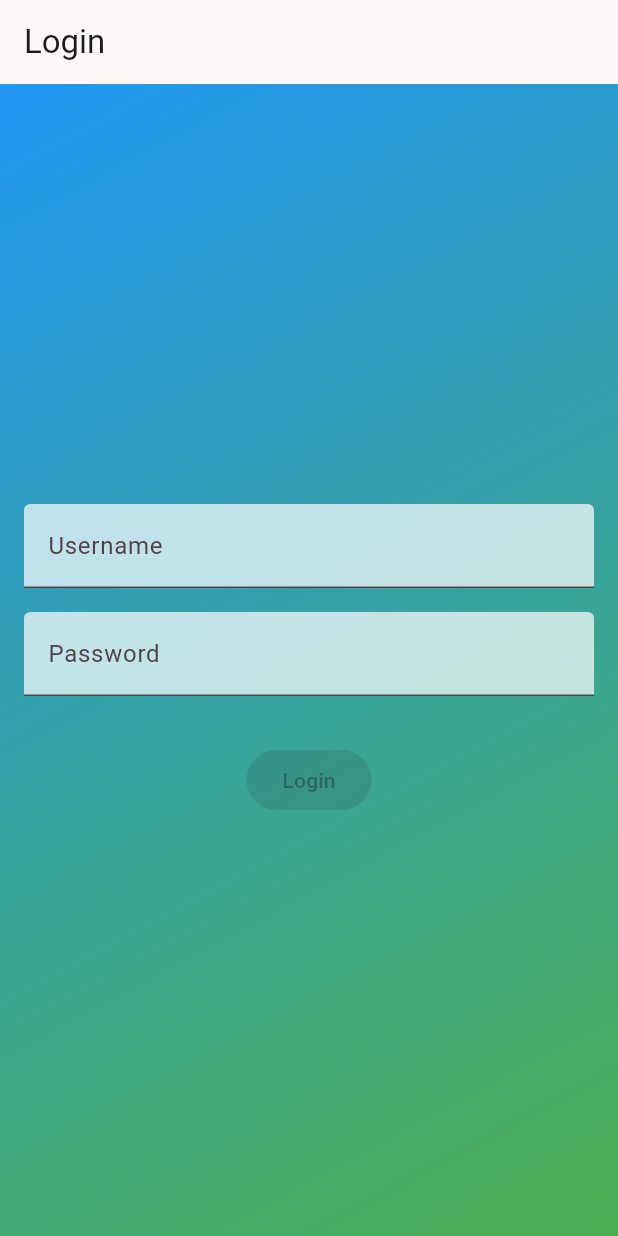
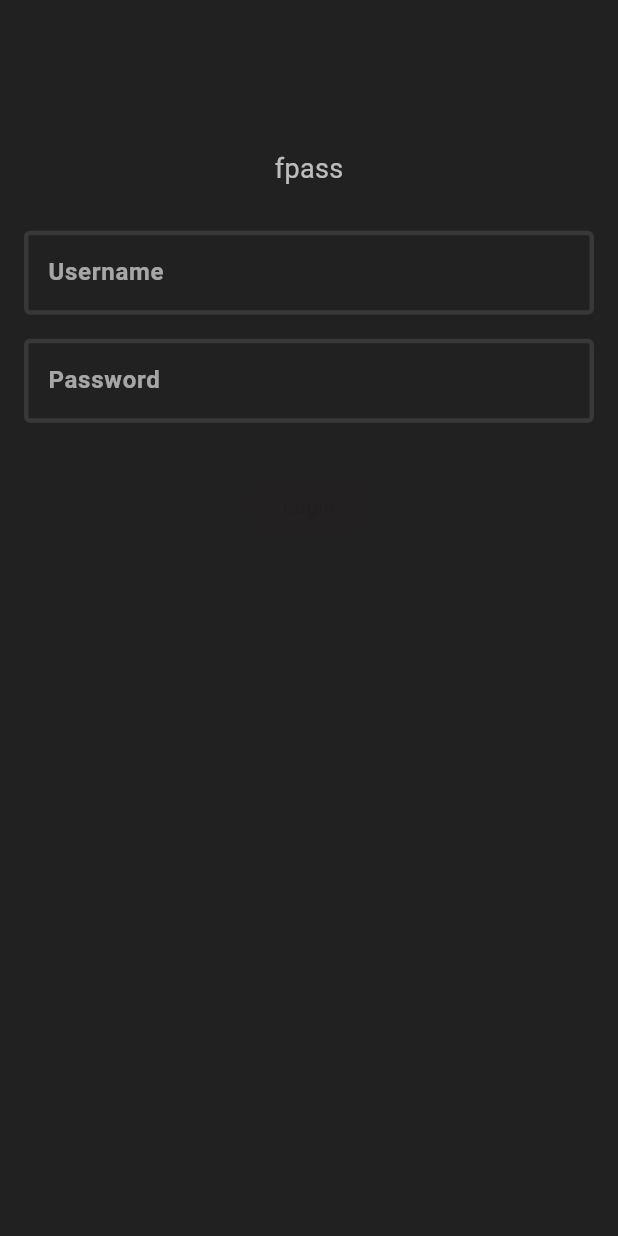
Before and after one commit to dongitran/fpass, a Flutter app: the screen it shows after launch, on a phone screen of 412 x 824 dp. Run offline on Flutter 3.47's test engine with Material 2 defaults, Android fonts, the phone set to English and light mode, and no system bars; our stand-ins replace cloud_firestore, firebase_core, otp_text_field, shared_preferences; missing offline and left inert: encrypt, otp; accounts and stored records are empty.

Commit message:
refactor layout login

```diff
--- a/lib/login-page.dart
+++ b/lib/login-page.dart
@@ -1,5 +1,6 @@
 import 'package:flutter/foundation.dart';
 import 'package:flutter/material.dart';
+import 'package:fpass/pin.dart';
 import 'package:shared_preferences/shared_preferences.dart';
 import 'package:cloud_firestore/cloud_firestore.dart';
 
@@ -45,17 +46,12 @@ class _LoginPageState extends State<LoginPage> {
   Widget build(BuildContext context) {
     return Scaffold(
       appBar: AppBar(
-        title: const Text('Login'),
-        backgroundColor: Colors.transparent, // Đặt màu nền trong suốt
+        backgroundColor: Colors.black87, // Đặt màu nền trong suốt
         elevation: 0, // Loại bỏ đường viền
       ),
       body: Container(
         decoration: const BoxDecoration(
-          gradient: LinearGradient(
-            begin: Alignment.topLeft,
-            end: Alignment.bottomRight,
-            colors: [Colors.blue, Colors.green],
-          ),
+          color: Colors.black87,
         ),
         child: Center(
           child: Padding(
@@ -63,26 +59,75 @@ class _LoginPageState extends State<LoginPage> {
             child: Column(
               mainAxisAlignment: MainAxisAlignment.center,
               children: <Widget>[
-                TextField(
+                Expanded(
+                  flex: 1,
+                  child: Container(
+                    alignment: Alignment.center,
+                    child: Text(
+                      'fpass',
+                      style: const TextStyle(
+                        color: Colors.white70,
+                        fontSize: 18,
+                      ),
+                    ),
+                  ),
+                ),
+                Expanded(
+                  flex: 8,
+                  child: Column(
+                    children: [
+                      TextFormField(
                         controller: usernameController,
-                  decoration: InputDecoration(
+                        decoration: const InputDecoration(
                           labelText: 'Username',
-                    filled: true,
-                    fillColor: Colors.white.withOpacity(0.7),
+                          labelStyle: TextStyle(
+                              color: Colors.white60,
+                              fontWeight: FontWeight.bold),
+                          focusedBorder: OutlineInputBorder(
+                            borderSide: BorderSide(
+                              color: Colors.white38,
+                              width: 3.0,
+                            ),
+                          ),
+                          enabledBorder: OutlineInputBorder(
+                            borderSide: BorderSide(
+                              color: Colors.white10,
+                              width: 3.0,
+                            ),
+                          ),
+                        ),
+                        style: const TextStyle(
+                          color: Colors.white,
                         ),
                       ),
                       const SizedBox(height: 16.0),
-                TextField(
+                      TextFormField(
                         controller: passwordController,
-                  obscureText: true,
-                  decoration: InputDecoration(
+                        decoration: const InputDecoration(
                           labelText: 'Password',
-                    filled: true,
-                    fillColor: Colors.white.withOpacity(0.7),
+                          labelStyle: TextStyle(
+                              color: Colors.white60,
+                              fontWeight: FontWeight.bold),
+                          focusedBorder: OutlineInputBorder(
+                            borderSide: BorderSide(
+                              color: Colors.white38,
+                              width: 3.0,
+                            ),
+                          ),
+                          enabledBorder: OutlineInputBorder(
+                            borderSide: BorderSide(
+                              color: Colors.white10,
+                              width: 3.0,
+                            ),
+                          ),
+                        ),
+                        style: const TextStyle(
+                          color: Colors.white,
                         ),
                       ),
                       const SizedBox(height: 32.0),
                       ElevatedButton(
+                        style: ButtonStyle(),
                         onPressed: areFieldsValid
                             ? () async {
                                 String username = usernameController.text;
@@ -117,12 +162,36 @@ class _LoginPageState extends State<LoginPage> {
                                     await SharedPreferences.getInstance();
                                 prefs.setString('fpassTokenValue', md5Hash);
 
+                                print('asdf');
                                 // ignore: use_build_context_synchronously
-                          Navigator.pushReplacement(
-                            context,
-                            MaterialPageRoute(
-                              builder: (context) => MyHomePage(
-                                  title: 'fpass', data: null, token: md5Hash),
+                                // Navigator.pushReplacement(
+                                //   context,
+                                //   MaterialPageRoute(
+                                //     builder: (context) => MyHomePage(
+                                //         title: 'fpass', data: null, token: md5Hash),
+                                //   ),
+                                // );
+                                await Navigator.of(context).push(
+                                  PageRouteBuilder(
+                                    pageBuilder: (context, animation,
+                                        secondaryAnimation) {
+                                      return PinPage(
+                                        title: 'Create your passcode',
+                                      );
+                                    },
+                                    transitionsBuilder: (context, animation,
+                                        secondaryAnimation, child) {
+                                      const begin = Offset(1.0, 0.0);
+                                      const end = Offset.zero;
+                                      const curve = Curves.easeInOut;
+                                      var tween = Tween(begin: begin, end: end)
+                                          .chain(CurveTween(curve: curve));
+                                      var offsetAnimation =
+                                          animation.drive(tween);
+                                      return SlideTransition(
+                                          position: offsetAnimation,
+                                          child: child);
+                                    },
                                   ),
                                 );
                               }
@@ -131,9 +200,13 @@ class _LoginPageState extends State<LoginPage> {
                       ),
                     ],
                   ),
+                )
+              ],
             ),
           ),
         ),
+      ),
+      resizeToAvoidBottomInset: false,
     );
   }
 }
--- a/lib/main.dart
+++ b/lib/main.dart
@@ -81,7 +81,9 @@ class MyApp extends StatelessWidget {
             }
 
             return isLoggedIn
-                ? PinPage()
+                ? PinPage(
+                    title: 'Enter your passcode',
+                  )
                 : const LoginPage();
           }
         },
```
Also changed, not shown: lib/pin.dart (+7 -28 lines). Lines whose indentation alone changed are shown as unchanged.
